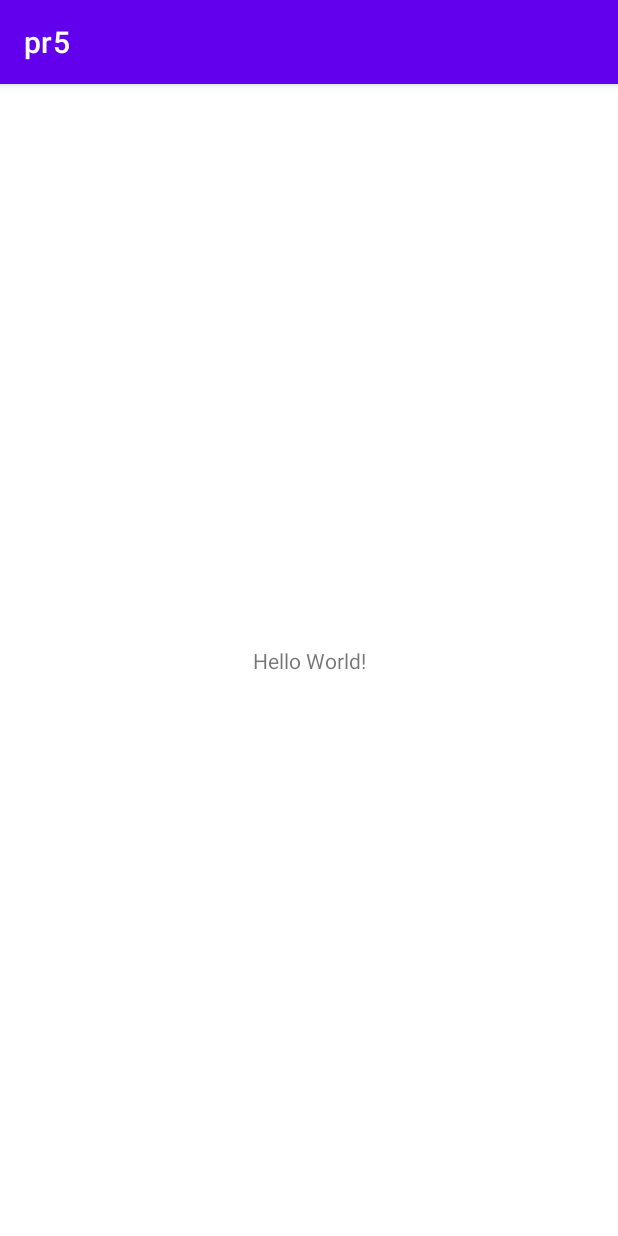
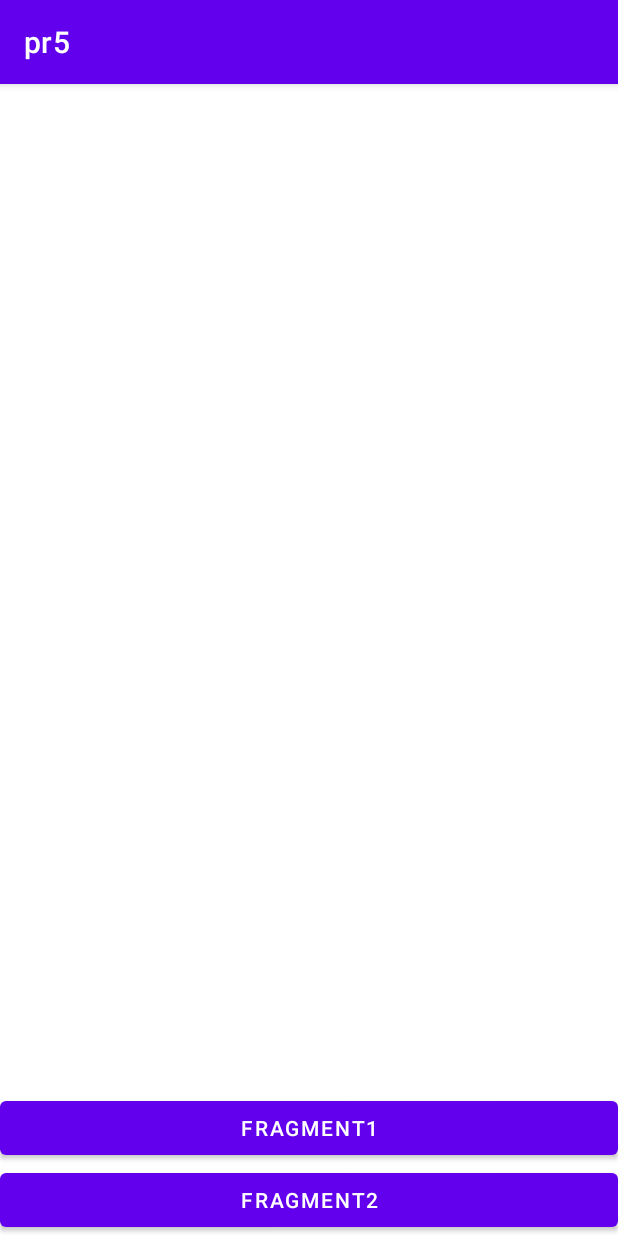
Before and after one commit to Melunad/pr5, an Android app: the screen it shows after launch (MainActivity), on a phone screen of 412 x 824 dp. Run offline under Robolectric (Android 15) with nearby library versions, the phone set to English and light mode, and no system bars.

Commit message:
пункт 2 реализация переходов

```diff
--- a/app/src/main/java/com/example/pr5/fragments/MainFragment.java
+++ b/app/src/main/java/com/example/pr5/fragments/MainFragment.java
@@ -5,6 +5,8 @@ import android.os.Bundle;
 import androidx.annotation.NonNull;
 import androidx.annotation.Nullable;
 import androidx.fragment.app.Fragment;
+import androidx.navigation.NavController;
+import androidx.navigation.Navigation;
 
 import android.view.LayoutInflater;
 import android.view.View;
@@ -28,6 +30,19 @@ public class MainFragment extends Fragment {
         super.onViewCreated(view, savedInstanceState);
         Button bF1 = view.findViewById(R.id.buttonF1);
         Button bF2 = view.findViewById(R.id.buttonF2);
+        bF1.setOnClickListener(new View.OnClickListener() {
+            @Override
+            public void onClick(View view) {
+                Navigation.findNavController(view).navigate(R.id.action_mainFragment_to_fragment1);
+            }
+        });
+        bF2.setOnClickListener(new View.OnClickListener() {
+            @Override
+            public void onClick(View view) {
+                Navigation.findNavController(view).navigate(R.id.action_mainFragment_to_fragment2);
+            }
+        });
+
 
     }
 }
--- a/app/src/main/res/layout/activity_main.xml
+++ b/app/src/main/res/layout/activity_main.xml
@@ -6,13 +6,15 @@
     android:layout_height="match_parent"
     tools:context=".MainActivity">
 
-    <TextView
-        android:layout_width="wrap_content"
-        android:layout_height="wrap_content"
-        android:text="Hello World!"
+    <fragment
+        android:id="@+id/fragmentContainerView"
+        android:name="androidx.navigation.fragment.NavHostFragment"
+        android:layout_width="match_parent"
+        android:layout_height="match_parent"
+        app:defaultNavHost="true"
         app:layout_constraintBottom_toBottomOf="parent"
         app:layout_constraintEnd_toEndOf="parent"
         app:layout_constraintStart_toStartOf="parent"
-        app:layout_constraintTop_toTopOf="parent" />
-
+        app:layout_constraintTop_toTopOf="parent"
+        app:navGraph="@navigation/navigat" />
 </androidx.constraintlayout.widget.ConstraintLayout>
--- /dev/null
+++ b/app/src/main/res/navigation/navigat.xml
@@ -0,0 +1,30 @@
+<?xml version="1.0" encoding="utf-8"?>
+<navigation xmlns:android="http://schemas.android.com/apk/res/android"
+    xmlns:app="http://schemas.android.com/apk/res-auto"
+    xmlns:tools="http://schemas.android.com/tools"
+    android:id="@+id/navigat"
+    app:startDestination="@id/mainFragment">
+
+    <fragment
+        android:id="@+id/mainFragment"
+        android:name="com.example.pr5.fragments.MainFragment"
+        android:label="fragment_main"
+        tools:layout="@layout/fragment_main" >
+        <action
+            android:id="@+id/action_mainFragment_to_fragment1"
+            app:destination="@id/fragment1" />
+        <action
+            android:id="@+id/action_mainFragment_to_fragment2"
+            app:destination="@id/fragment2" />
+    </fragment>
+    <fragment
+        android:id="@+id/fragment1"
+        android:name="com.example.pr5.fragments.Fragment1"
+        android:label="fragment_1"
+        tools:layout="@layout/fragment_1" />
+    <fragment
+        android:id="@+id/fragment2"
+        android:name="com.example.pr5.fragments.Fragment2"
+        android:label="fragment_2"
+        tools:layout="@layout/fragment_2" />
+</navigation>
```
